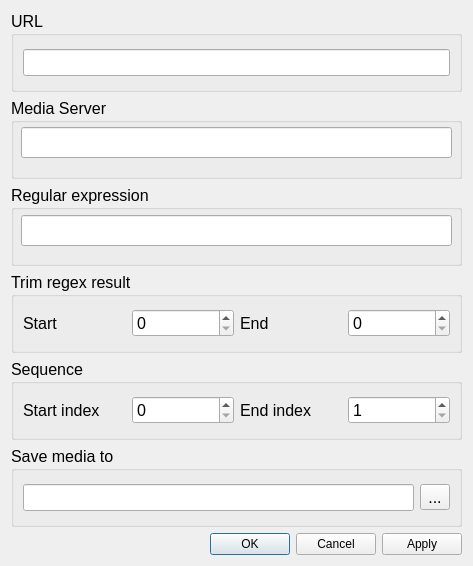
This is settings.ui in HenriPirinen/Media-Crawler as Qt 5 draws it before an edit. The edited form follows.
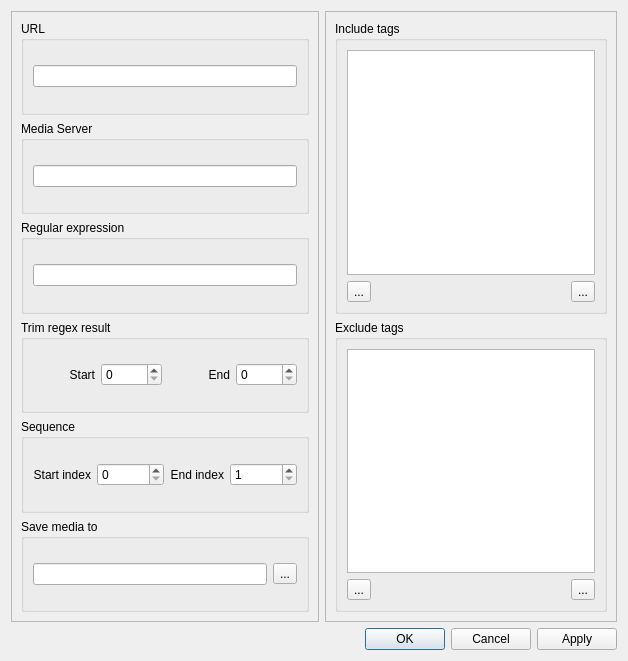
This is the edited form. Icons and pictures are not drawn.

Commit message: UI: Include and Exclude tags

```diff
--- a/settings.ui
+++ b/settings.ui
@@ -6,21 +6,27 @@
    <rect>
     <x>0</x>
     <y>0</y>
-    <width>473</width>
-    <height>566</height>
+    <width>628</width>
+    <height>661</height>
    </rect>
   </property>
   <property name="windowTitle">
    <string>Dialog</string>
   </property>
+  <layout class="QVBoxLayout" name="verticalLayout_6">
+   <item>
+    <layout class="QHBoxLayout" name="horizontalLayout_14">
+     <item>
+      <widget class="QFrame" name="inputFrame">
+       <property name="frameShape">
+        <enum>QFrame::StyledPanel</enum>
+       </property>
+       <property name="frameShadow">
+        <enum>QFrame::Raised</enum>
+       </property>
   <layout class="QVBoxLayout" name="verticalLayout_2">
    <item>
-    <widget class="QGroupBox" name="groupBox_4">
-     <property name="font">
-      <font>
-       <pointsize>12</pointsize>
-      </font>
-     </property>
+         <widget class="QGroupBox" name="urlBox">
      <property name="title">
       <string>URL</string>
      </property>
@@ -32,56 +38,31 @@
     </widget>
    </item>
    <item>
-    <widget class="QGroupBox" name="groupBox_5">
-     <property name="font">
-      <font>
-       <pointsize>12</pointsize>
-      </font>
-     </property>
+         <widget class="QGroupBox" name="mediaServerBox">
      <property name="title">
       <string>Media Server</string>
      </property>
-     <widget class="QLineEdit" name="mediaServer">
-      <property name="geometry">
-       <rect>
-        <x>10</x>
-        <y>29</y>
-        <width>431</width>
-        <height>31</height>
-       </rect>
-      </property>
-     </widget>
-    </widget>
+          <layout class="QHBoxLayout" name="horizontalLayout_11">
+           <item>
+            <widget class="QLineEdit" name="mediaServer"/>
+           </item>
+          </layout>
+         </widget>
    </item>
    <item>
-    <widget class="QGroupBox" name="groupBox_2">
-     <property name="font">
-      <font>
-       <pointsize>12</pointsize>
-      </font>
-     </property>
+         <widget class="QGroupBox" name="regexBox">
      <property name="title">
       <string>Regular expression</string>
      </property>
-     <widget class="QLineEdit" name="inputRegex">
-      <property name="geometry">
-       <rect>
-        <x>10</x>
-        <y>30</y>
-        <width>431</width>
-        <height>31</height>
-       </rect>
-      </property>
-     </widget>
-    </widget>
+          <layout class="QHBoxLayout" name="horizontalLayout_10">
+           <item>
+            <widget class="QLineEdit" name="inputRegex"/>
+           </item>
+          </layout>
+         </widget>
    </item>
    <item>
-    <widget class="QGroupBox" name="groupBox_3">
-     <property name="font">
-      <font>
-       <pointsize>12</pointsize>
-      </font>
-     </property>
+         <widget class="QGroupBox" name="trimBox">
      <property name="title">
       <string>Trim regex result</string>
      </property>
@@ -93,6 +74,9 @@
           <property name="text">
            <string>Start</string>
           </property>
+               <property name="alignment">
+                <set>Qt::AlignRight|Qt::AlignTrailing|Qt::AlignVCenter</set>
+               </property>
          </widget>
         </item>
         <item>
@@ -107,6 +91,9 @@
           <property name="text">
            <string>End</string>
           </property>
+               <property name="alignment">
+                <set>Qt::AlignRight|Qt::AlignTrailing|Qt::AlignVCenter</set>
+               </property>
          </widget>
         </item>
         <item>
@@ -118,12 +105,7 @@
     </widget>
    </item>
    <item>
-    <widget class="QGroupBox" name="groupBox">
-     <property name="font">
-      <font>
-       <pointsize>12</pointsize>
-      </font>
-     </property>
+         <widget class="QGroupBox" name="seqBox">
      <property name="title">
       <string>Sequence</string>
      </property>
@@ -132,14 +114,12 @@
        <layout class="QHBoxLayout" name="horizontalLayout">
         <item>
          <widget class="QLabel" name="label_6">
-          <property name="font">
-           <font>
-            <pointsize>12</pointsize>
-           </font>
-          </property>
           <property name="text">
            <string>Start index</string>
           </property>
+               <property name="alignment">
+                <set>Qt::AlignRight|Qt::AlignTrailing|Qt::AlignVCenter</set>
+               </property>
          </widget>
         </item>
         <item>
@@ -158,14 +138,12 @@
        <layout class="QHBoxLayout" name="horizontalLayout_2">
         <item>
          <widget class="QLabel" name="label_7">
-          <property name="font">
-           <font>
-            <pointsize>12</pointsize>
-           </font>
-          </property>
           <property name="text">
            <string>End index</string>
           </property>
+               <property name="alignment">
+                <set>Qt::AlignRight|Qt::AlignTrailing|Qt::AlignVCenter</set>
+               </property>
          </widget>
         </item>
         <item>
@@ -184,12 +162,7 @@
     </widget>
    </item>
    <item>
-    <widget class="QGroupBox" name="groupBox_6">
-     <property name="font">
-      <font>
-       <pointsize>12</pointsize>
-      </font>
-     </property>
+         <widget class="QGroupBox" name="saveToBox">
      <property name="title">
       <string>Save media to</string>
      </property>
@@ -211,6 +184,125 @@
      </layout>
     </widget>
    </item>
+       </layout>
+      </widget>
+     </item>
+     <item>
+      <widget class="QFrame" name="frame">
+       <property name="frameShape">
+        <enum>QFrame::StyledPanel</enum>
+       </property>
+       <property name="frameShadow">
+        <enum>QFrame::Raised</enum>
+       </property>
+       <layout class="QVBoxLayout" name="verticalLayout_5">
+        <item>
+         <widget class="QGroupBox" name="includeBox">
+          <property name="title">
+           <string>Include tags</string>
+          </property>
+          <layout class="QVBoxLayout" name="verticalLayout_3">
+           <item>
+            <widget class="QListWidget" name="includeList"/>
+           </item>
+           <item>
+            <layout class="QHBoxLayout" name="horizontalLayout_12">
+             <item>
+              <widget class="QToolButton" name="buttonAddToInclude">
+               <property name="text">
+                <string>...</string>
+               </property>
+               <property name="icon">
+                <iconset resource="resource.qrc">
+                 <normaloff>:/Icons/add.png</normaloff>:/Icons/add.png</iconset>
+               </property>
+              </widget>
+             </item>
+             <item>
+              <spacer name="horizontalSpacer">
+               <property name="orientation">
+                <enum>Qt::Horizontal</enum>
+               </property>
+               <property name="sizeHint" stdset="0">
+                <size>
+                 <width>178</width>
+                 <height>20</height>
+                </size>
+               </property>
+              </spacer>
+             </item>
+             <item>
+              <widget class="QToolButton" name="buttonRemoveFromInclude">
+               <property name="text">
+                <string>...</string>
+               </property>
+               <property name="icon">
+                <iconset resource="resource.qrc">
+                 <normaloff>:/Icons/close.png</normaloff>:/Icons/close.png</iconset>
+               </property>
+              </widget>
+             </item>
+            </layout>
+           </item>
+          </layout>
+         </widget>
+        </item>
+        <item>
+         <widget class="QGroupBox" name="excludeBox">
+          <property name="title">
+           <string>Exclude tags</string>
+          </property>
+          <layout class="QVBoxLayout" name="verticalLayout_4">
+           <item>
+            <widget class="QListWidget" name="excludeList"/>
+           </item>
+           <item>
+            <layout class="QHBoxLayout" name="horizontalLayout_13">
+             <item>
+              <widget class="QToolButton" name="buttonAddToExclude">
+               <property name="text">
+                <string>...</string>
+               </property>
+               <property name="icon">
+                <iconset resource="resource.qrc">
+                 <normaloff>:/Icons/add.png</normaloff>:/Icons/add.png</iconset>
+               </property>
+              </widget>
+             </item>
+             <item>
+              <spacer name="horizontalSpacer_2">
+               <property name="orientation">
+                <enum>Qt::Horizontal</enum>
+               </property>
+               <property name="sizeHint" stdset="0">
+                <size>
+                 <width>178</width>
+                 <height>20</height>
+                </size>
+               </property>
+              </spacer>
+             </item>
+             <item>
+              <widget class="QToolButton" name="buttonRemoveFromExclude">
+               <property name="text">
+                <string>...</string>
+               </property>
+               <property name="icon">
+                <iconset resource="resource.qrc">
+                 <normaloff>:/Icons/close.png</normaloff>:/Icons/close.png</iconset>
+               </property>
+              </widget>
+             </item>
+            </layout>
+           </item>
+          </layout>
+         </widget>
+        </item>
+       </layout>
+      </widget>
+     </item>
+    </layout>
+   </item>
    <item>
     <layout class="QHBoxLayout" name="horizontalLayout_4">
      <item>
```
Left out of the diff: 4 changed lines with no effect on the pictures. Lines whose indentation alone changed are shown as unchanged. The commit also changes 3 other files.
